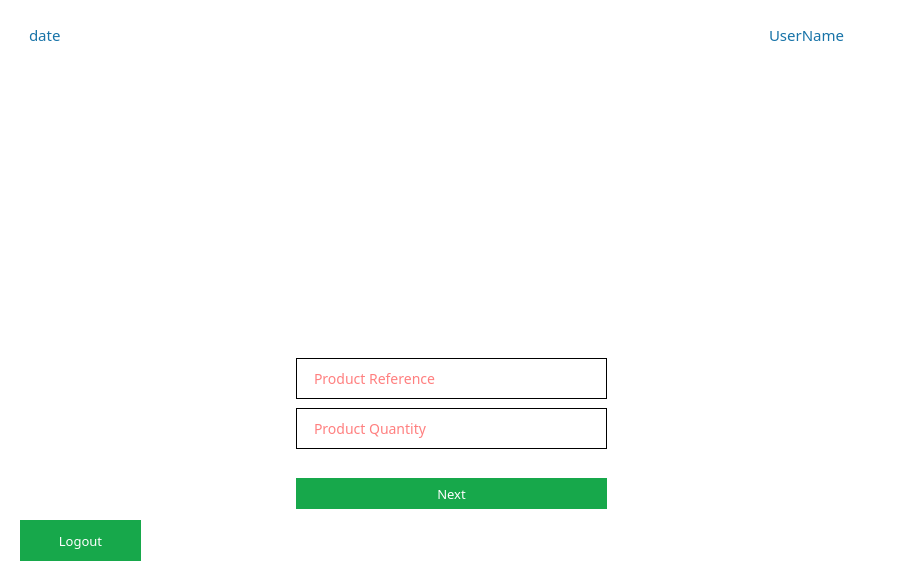
This is ui/user.ui in HamzaMPSY/qt_app_mts as Qt 5 draws it before an edit. The edited form follows.
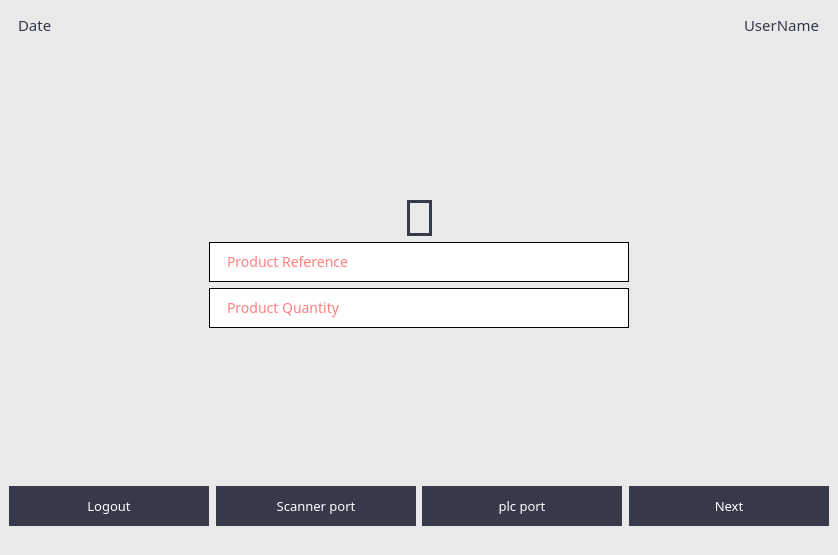
This is the edited form. Icons and pictures are not drawn.

Patch:
```diff
--- a/ui/user.ui
+++ b/ui/user.ui
@@ -6,8 +6,8 @@
    <rect>
     <x>0</x>
     <y>0</y>
-    <width>900</width>
-    <height>575</height>
+    <width>838</width>
+    <height>555</height>
    </rect>
   </property>
   <property name="windowTitle">
@@ -15,25 +15,15 @@
   </property>
   <property name="styleSheet">
    <string notr="true">#MainWindow{
-background-color : #ffffff;
-}
+background-color : #e9e9e9;
 
-#btnNext {
-  font-family: sans-serif;
-  text-transform: uppercase;
-  outline: 0;
-  background: #17a84b;
-  border: 10px;
-  padding: 10px;
-  color: #FFFFFF;
-  font-size: 13px;
 }
 
-#btnLogout {
+QPushButton {
   font-family: sans-serif;
   text-transform: uppercase;
   outline: 0;
-  background: #17a84b;
+  background: #35394a;
   border: 10px;
   padding: 10px;
   color: #FFFFFF;
@@ -41,14 +31,15 @@
 }
 
 
+
 QLabel{
   font-family: sans-serif;
   text-transform: uppercase;
   outline: 0;
-  background: #ffffff;
-  border: 10px;
+  background: #e9e9e9;
+  border: 1px;
   padding: 5px;
-  color: #1773a8;
+  color: #35394a;
   font-size: 15px;
 }
 
@@ -62,16 +53,9 @@
   font-size: 14px;
   color: rgb(255, 0, 0);
 }
-QPushButton{
-  font-family: sans-serif;
-  text-transform: uppercase;
-  outline: 0;
-  background: #17a84b;
-  width: 100%;
-  border: 0;
-  padding: 0px;
-  color: #FFFFFF;
-  font-size: 12px;
+
+#label{
+border: 3px solid #35394a;
 }
 </string>
   </property>
@@ -79,14 +63,87 @@
    <set>Qt::ImhFormattedNumbersOnly</set>
   </property>
   <widget class="QWidget" name="centralwidget">
+   <layout class="QVBoxLayout" name="verticalLayout">
+    <item>
+     <layout class="QHBoxLayout" name="horizontalLayout">
+      <item>
+       <widget class="QLabel" name="dateLabel">
+        <property name="minimumSize">
+         <size>
+          <width>100</width>
+          <height>20</height>
+         </size>
+        </property>
+        <property name="styleSheet">
+         <string notr="true">font: 63 10pt &quot;Segoe UI Semibold&quot;;
+</string>
+        </property>
+        <property name="text">
+         <string>Date</string>
+        </property>
+       </widget>
+      </item>
+      <item>
+       <spacer name="horizontalSpacer">
+        <property name="orientation">
+         <enum>Qt::Horizontal</enum>
+        </property>
+        <property name="sizeHint" stdset="0">
+         <size>
+          <width>20</width>
+          <height>20</height>
+         </size>
+        </property>
+       </spacer>
+      </item>
+      <item>
+       <widget class="QLabel" name="usernameLabel">
+        <property name="styleSheet">
+         <string notr="true">font: 63 10pt &quot;Segoe UI Semibold&quot;;
+</string>
+        </property>
+        <property name="text">
+         <string>UserName</string>
+        </property>
+       </widget>
+      </item>
+     </layout>
+    </item>
+    <item>
+     <spacer name="verticalSpacer_2">
+      <property name="orientation">
+       <enum>Qt::Vertical</enum>
+      </property>
+      <property name="sizeHint" stdset="0">
+       <size>
+        <width>20</width>
+        <height>40</height>
+       </size>
+      </property>
+     </spacer>
+    </item>
+    <item>
+     <layout class="QHBoxLayout" name="horizontalLayout_3">
+      <item>
+       <spacer name="horizontalSpacer_3">
+        <property name="orientation">
+         <enum>Qt::Horizontal</enum>
+        </property>
+        <property name="sizeType">
+         <enum>QSizePolicy::Expanding</enum>
+        </property>
+        <property name="sizeHint" stdset="0">
+         <size>
+          <width>40</width>
+          <height>20</height>
+         </size>
+        </property>
+       </spacer>
+      </item>
+      <item>
    <widget class="QLabel" name="label">
-    <property name="geometry">
-     <rect>
-      <x>248</x>
-      <y>29</y>
-      <width>411</width>
-      <height>311</height>
-     </rect>
+        <property name="styleSheet">
+         <string notr="true"/>
     </property>
     <property name="text">
      <string/>
@@ -94,60 +151,100 @@
     <property name="pixmap">
      <pixmap>../assets/scanner.jpg</pixmap>
     </property>
-   </widget>
-   <widget class="QLabel" name="usernameLabel">
-    <property name="geometry">
-     <rect>
-      <x>760</x>
-      <y>10</y>
-      <width>131</width>
-      <height>49</height>
-     </rect>
-    </property>
-    <property name="styleSheet">
-     <string notr="true">font: 10pt &quot;MS Shell Dlg 2&quot;;</string>
-    </property>
-    <property name="text">
-     <string>UserName</string>
-    </property>
-   </widget>
-   <widget class="QPushButton" name="btnLogout">
-    <property name="geometry">
-     <rect>
-      <x>20</x>
-      <y>520</y>
-      <width>121</width>
-      <height>41</height>
-     </rect>
-    </property>
-    <property name="text">
-     <string>Logout</string>
-    </property>
-   </widget>
-   <widget class="QLabel" name="dateLabel">
-    <property name="geometry">
-     <rect>
-      <x>20</x>
-      <y>10</y>
-      <width>211</width>
-      <height>49</height>
-     </rect>
-    </property>
-    <property name="styleSheet">
-     <string notr="true">font: 10pt &quot;MS Shell Dlg 2&quot;;</string>
-    </property>
-    <property name="text">
-     <string>date</string>
-    </property>
-   </widget>
+        <property name="scaledContents">
+         <bool>false</bool>
+        </property>
+       </widget>
+      </item>
+      <item>
+       <spacer name="horizontalSpacer_4">
+        <property name="orientation">
+         <enum>Qt::Horizontal</enum>
+        </property>
+        <property name="sizeType">
+         <enum>QSizePolicy::Expanding</enum>
+        </property>
+        <property name="sizeHint" stdset="0">
+         <size>
+          <width>40</width>
+          <height>20</height>
+         </size>
+        </property>
+       </spacer>
+      </item>
+     </layout>
+    </item>
+    <item>
+     <layout class="QHBoxLayout" name="horizontalLayout_5">
+      <item>
+       <spacer name="horizontalSpacer_7">
+        <property name="orientation">
+         <enum>Qt::Horizontal</enum>
+        </property>
+        <property name="sizeHint" stdset="0">
+         <size>
+          <width>40</width>
+          <height>20</height>
+         </size>
+        </property>
+       </spacer>
+      </item>
+      <item>
+       <widget class="QLineEdit" name="QTxtRef">
+        <property name="minimumSize">
+         <size>
+          <width>420</width>
+          <height>40</height>
+         </size>
+        </property>
+        <property name="font">
+         <font>
+          <family>sans-serif</family>
+          <pointsize>-1</pointsize>
+         </font>
+        </property>
+        <property name="placeholderText">
+         <string>Product Reference</string>
+        </property>
+       </widget>
+      </item>
+      <item>
+       <spacer name="horizontalSpacer_8">
+        <property name="orientation">
+         <enum>Qt::Horizontal</enum>
+        </property>
+        <property name="sizeHint" stdset="0">
+         <size>
+          <width>40</width>
+          <height>20</height>
+         </size>
+        </property>
+       </spacer>
+      </item>
+     </layout>
+    </item>
+    <item>
+     <layout class="QHBoxLayout" name="horizontalLayout_6">
+      <item>
+       <spacer name="horizontalSpacer_5">
+        <property name="orientation">
+         <enum>Qt::Horizontal</enum>
+        </property>
+        <property name="sizeHint" stdset="0">
+         <size>
+          <width>40</width>
+          <height>20</height>
+         </size>
+        </property>
+       </spacer>
+      </item>
+      <item>
    <widget class="QLineEdit" name="QTxtQuan">
-    <property name="geometry">
-     <rect>
-      <x>296</x>
-      <y>408</y>
-      <width>311</width>
-      <height>41</height>
-     </rect>
+        <property name="minimumSize">
+         <size>
+          <width>420</width>
+          <height>40</height>
+         </size>
     </property>
     <property name="font">
      <font>
@@ -180,38 +277,147 @@
      <bool>false</bool>
     </property>
    </widget>
+      </item>
+      <item>
+       <spacer name="horizontalSpacer_6">
+        <property name="orientation">
+         <enum>Qt::Horizontal</enum>
+        </property>
+        <property name="sizeHint" stdset="0">
+         <size>
+          <width>40</width>
+          <height>20</height>
+         </size>
+        </property>
+       </spacer>
+      </item>
+     </layout>
+    </item>
+    <item>
+     <spacer name="verticalSpacer">
+      <property name="orientation">
+       <enum>Qt::Vertical</enum>
+      </property>
+      <property name="sizeType">
+       <enum>QSizePolicy::Expanding</enum>
+      </property>
+      <property name="sizeHint" stdset="0">
+       <size>
+        <width>20</width>
+        <height>40</height>
+       </size>
+      </property>
+     </spacer>
+    </item>
+    <item>
+     <layout class="QHBoxLayout" name="horizontalLayout_2">
+      <item>
+       <widget class="QPushButton" name="btnLogout">
+        <property name="minimumSize">
+         <size>
+          <width>200</width>
+          <height>40</height>
+         </size>
+        </property>
+        <property name="text">
+         <string>Logout</string>
+        </property>
+       </widget>
+      </item>
+      <item>
+       <spacer name="horizontalSpacer_2">
+        <property name="orientation">
+         <enum>Qt::Horizontal</enum>
+        </property>
+        <property name="sizeHint" stdset="0">
+         <size>
+          <width>40</width>
+          <height>20</height>
+         </size>
+        </property>
+       </spacer>
+      </item>
+      <item>
+       <widget class="QPushButton" name="btnscanner">
+        <property name="minimumSize">
+         <size>
+          <width>200</width>
+          <height>40</height>
+         </size>
+        </property>
+        <property name="text">
+         <string>Scanner port</string>
+        </property>
+       </widget>
+      </item>
+      <item>
+       <spacer name="horizontalSpacer_10">
+        <property name="orientation">
+         <enum>Qt::Horizontal</enum>
+        </property>
+        <property name="sizeHint" stdset="0">
+         <size>
+          <width>40</width>
+          <height>20</height>
+         </size>
+        </property>
+       </spacer>
+      </item>
+      <item>
+       <widget class="QPushButton" name="btnplc">
+        <property name="minimumSize">
+         <size>
+          <width>200</width>
+          <height>40</height>
+         </size>
+        </property>
+        <property name="text">
+         <string>plc port</string>
+        </property>
+       </widget>
+      </item>
+      <item>
+       <spacer name="horizontalSpacer_11">
+        <property name="orientation">
+         <enum>Qt::Horizontal</enum>
+        </property>
+        <property name="sizeHint" stdset="0">
+         <size>
+          <width>40</width>
+          <height>20</height>
+         </size>
+        </property>
+       </spacer>
+      </item>
+      <item>
    <widget class="QPushButton" name="btnNext">
-    <property name="geometry">
-     <rect>
-      <x>296</x>
-      <y>478</y>
-      <width>311</width>
-      <height>31</height>
-     </rect>
+        <property name="minimumSize">
+         <size>
+          <width>200</width>
+          <height>40</height>
+         </size>
     </property>
     <property name="text">
      <string>Next</string>
     </property>
    </widget>
-   <widget class="QLineEdit" name="QTxtRef">
-    <property name="geometry">
-     <rect>
-      <x>296</x>
-      <y>358</y>
-      <width>311</width>
-      <height>41</height>
-     </rect>
-    </property>
-    <property name="font">
-     <font>
-      <family>sans-serif</family>
-      <pointsize>-1</pointsize>
-     </font>
-    </property>
-    <property name="placeholderText">
-     <string>Product Reference</string>
-    </property>
-   </widget>
+      </item>
+     </layout>
+    </item>
+    <item>
+     <spacer name="horizontalSpacer_9">
+      <property name="orientation">
+       <enum>Qt::Horizontal</enum>
+      </property>
+      <property name="sizeHint" stdset="0">
+       <size>
+        <width>40</width>
+        <height>20</height>
+       </size>
+      </property>
+     </spacer>
+    </item>
+   </layout>
   </widget>
  </widget>
  <resources/>
```
Lines whose indentation alone changed are shown as unchanged.
